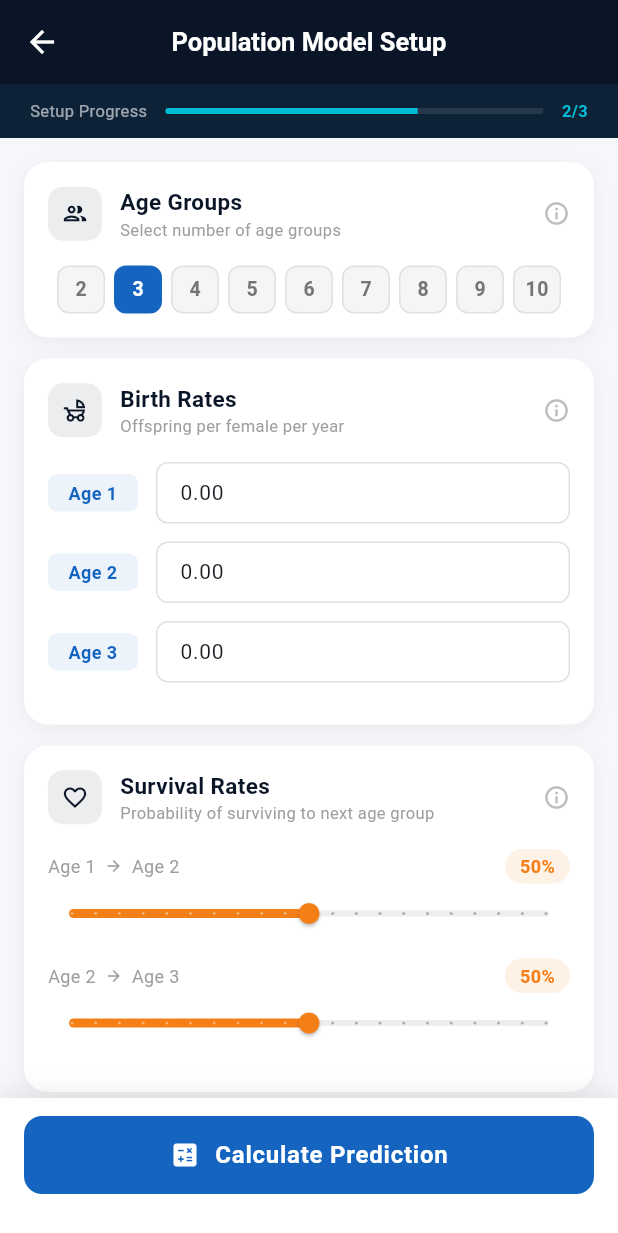
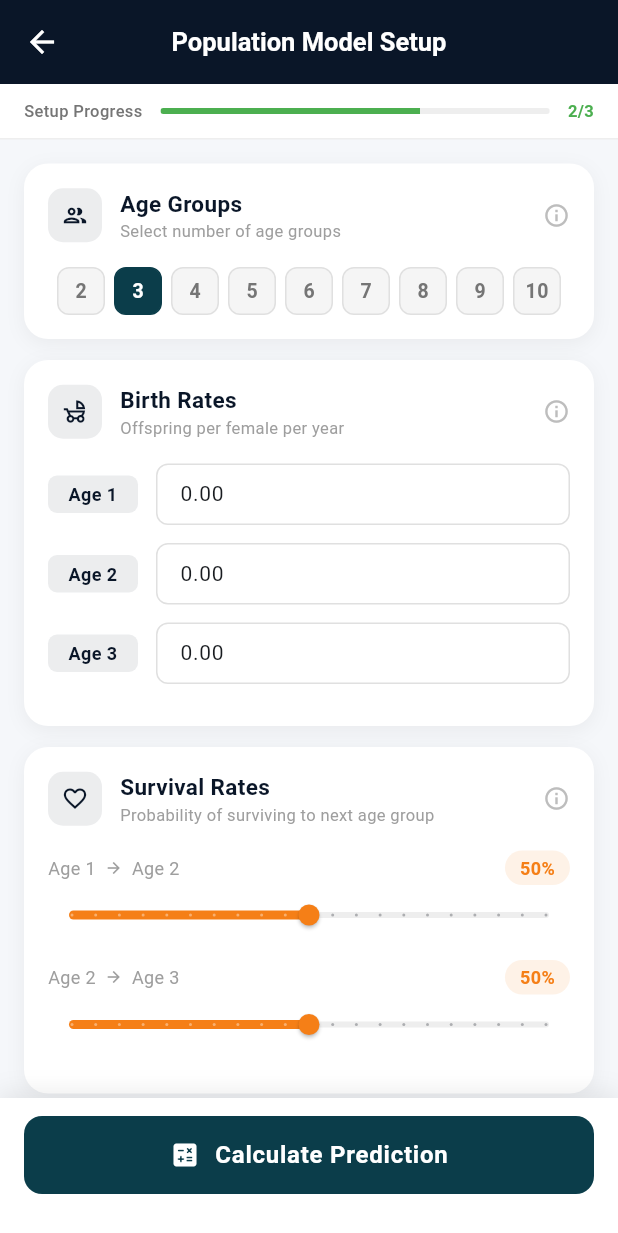
Before and after one commit to itxmal03/leslie-population-predictor, a Flutter app: the InputFormScreen screen opened by its route, on a phone screen of 412 x 824 dp. Shown: the top 1233 px of the screen. Run offline on Flutter 3.47's test engine with Material 3 defaults, Android fonts, the phone set to English and light mode, and no system bars; our stand-ins replace fl_chart, screenshot; missing offline and left inert: image_gallery_saver_plus.

Commit message:
fixed tweaks in input screen

```diff
--- a/lib/screens/input_form_screen.dart
+++ b/lib/screens/input_form_screen.dart
@@ -73,7 +73,6 @@ class _InputFormScreenState extends State<InputFormScreen> {
           _syncControllers(vm);
           return Column(
             children: [
-              // Top progress strip
               _buildProgressStrip(vm),
               Expanded(
                 child: SingleChildScrollView(
@@ -96,7 +95,6 @@ class _InputFormScreenState extends State<InputFormScreen> {
                   ),
                 ),
               ),
-              // Sticky bottom button
               _buildStickyCalculateButton(context, vm),
             ],
           );
@@ -118,15 +116,19 @@ class _InputFormScreenState extends State<InputFormScreen> {
     if (hasPopulation) steps++;
 
     return Container(
-      color: const Color(0xFF0D2137),
-      padding: const EdgeInsets.symmetric(horizontal: 20, vertical: 10),
+      padding: const EdgeInsets.symmetric(horizontal: 16, vertical: 10),
+      decoration: BoxDecoration(
+        color: Colors.white,
+        border: Border(bottom: BorderSide(color: Colors.grey.shade200)),
+      ),
       child: Row(
         children: [
           Text(
             'Setup Progress',
             style: TextStyle(
-              color: Colors.white.withOpacity(0.6),
+              color: Colors.grey.shade600,
               fontSize: 11,
+              fontWeight: FontWeight.w500,
             ),
           ),
           const SizedBox(width: 12),
@@ -135,9 +137,9 @@ class _InputFormScreenState extends State<InputFormScreen> {
               borderRadius: BorderRadius.circular(4),
               child: LinearProgressIndicator(
                 value: steps / 3,
-                backgroundColor: Colors.white.withOpacity(0.1),
+                backgroundColor: Colors.grey.shade200,
                 valueColor: const AlwaysStoppedAnimation<Color>(
-                  Color(0xFF00BCD4),
+                  Color(0xFF4CAF50),
                 ),
                 minHeight: 4,
               ),
@@ -147,7 +149,7 @@ class _InputFormScreenState extends State<InputFormScreen> {
           Text(
             '$steps/3',
             style: const TextStyle(
-              color: Color(0xFF00BCD4),
+              color: Color(0xFF4CAF50),
               fontSize: 11,
               fontWeight: FontWeight.bold,
             ),
@@ -233,12 +235,12 @@ class _InputFormScreenState extends State<InputFormScreen> {
                   height: 32,
                   decoration: BoxDecoration(
                     color: selected
-                        ? const Color(0xFF1565C0)
+                        ? const Color(0xFF0B3D4A)
                         : Colors.grey.shade100,
                     borderRadius: BorderRadius.circular(8),
                     border: Border.all(
                       color: selected
-                          ? const Color(0xFF1565C0)
+                          ? const Color(0xFF0B3D4A)
                           : Colors.grey.shade300,
                     ),
                   ),
@@ -285,7 +287,7 @@ class _InputFormScreenState extends State<InputFormScreen> {
                       vertical: 4,
                     ),
                     decoration: BoxDecoration(
-                      color: const Color(0xFF1565C0).withOpacity(0.08),
+                      color: const Color(0xFF0A1628).withOpacity(0.08),
                       borderRadius: BorderRadius.circular(6),
                     ),
                     child: Text(
@@ -293,7 +295,7 @@ class _InputFormScreenState extends State<InputFormScreen> {
                       style: const TextStyle(
                         fontSize: 12,
                         fontWeight: FontWeight.w600,
-                        color: Color(0xFF1565C0),
+                        color: Color(0xFF0A1628),
                       ),
                       textAlign: TextAlign.center,
                     ),
@@ -323,7 +325,7 @@ class _InputFormScreenState extends State<InputFormScreen> {
                         focusedBorder: OutlineInputBorder(
                           borderRadius: BorderRadius.circular(8),
                           borderSide: const BorderSide(
-                            color: Color(0xFF1565C0),
+                            color: Color(0xFF0A1628),
                             width: 1.5,
                           ),
                         ),
@@ -732,7 +734,7 @@ class _InputFormScreenState extends State<InputFormScreen> {
             }
           },
           style: ElevatedButton.styleFrom(
-            backgroundColor: const Color(0xFF1565C0),
+            backgroundColor: const Color(0xFF0B3D4A),
             foregroundColor: Colors.white,
             elevation: 0,
             shape: RoundedRectangleBorder(
```
